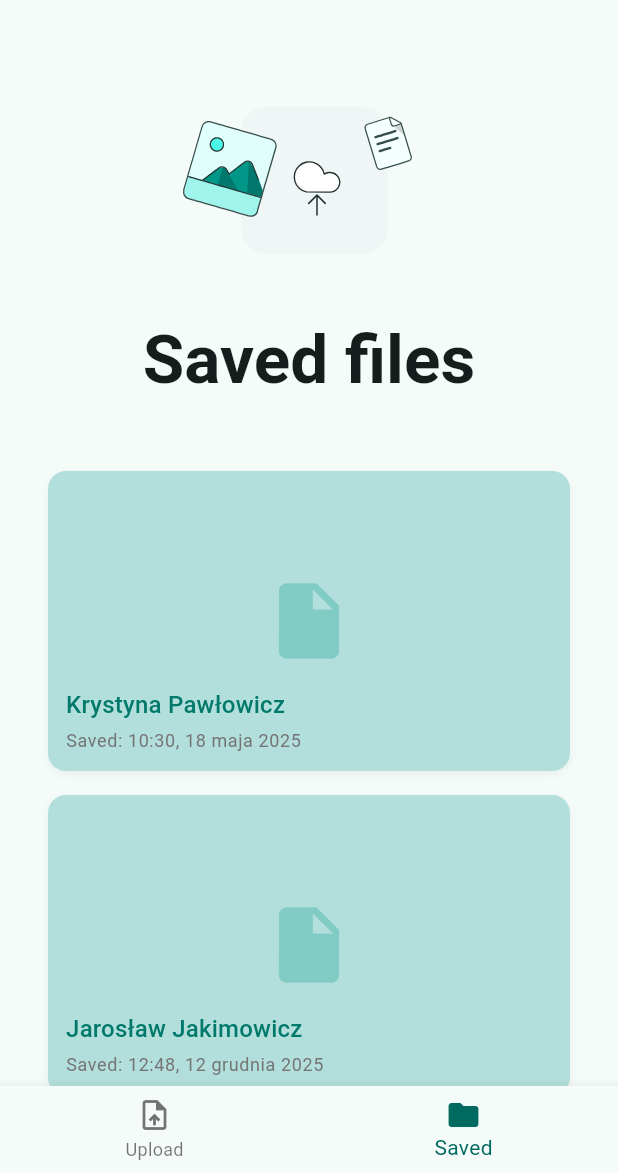
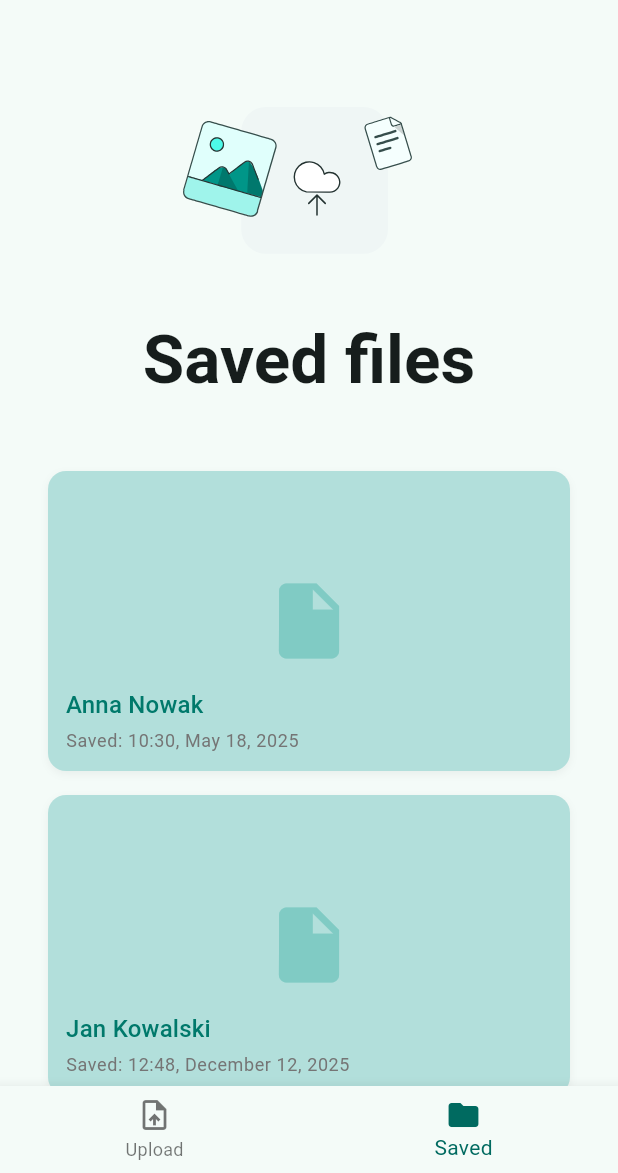
Before and after one commit to HearMate/hear-mate-app, a Flutter app: the EchoParseHomePage screen opened directly, item 2 of the bottom bar chosen, on a phone screen of 412 x 824 dp, the part 63-1236 px from its top. Run offline on Flutter 3.47's test engine with Material 3 defaults, Android fonts, the phone set to English and light mode, and no system bars; our stand-ins replace audioplayers, bloc, equatable, file_picker, fl_chart, flutter_bloc and 3 more; accounts and stored records are empty; generated files the repository leaves out were written again.

Commit message:
Added few translations. Few to go.

```diff
--- a/lib/l10n/app_en.arb
+++ b/lib/l10n/app_en.arb
@@ -363,5 +363,16 @@
     "hearing_test_result_history_page": "Result history",
     "@hearing_test_result_history_page": {
         "description": "Label for the button to see hearing test results."
-    }
+    },
+
+    "debug_saved_file_name_one": "Anna Nowak",
+    "debug_saved_file_name_two": "Jan Kowalski",
+    "debug_saved_file_date_one": "10:30, May 18, 2025",
+    "debug_saved_file_date_two": "12:48, December 12, 2025",
+    "hearing_test_page_end_test_early": "End test early",
+    "audiogram_section_yours_audiogram": "Your audiogram",
+    "results_header_test_ended_successfully": "Test completed successfully",
+    "save_button_section_save_results_to_desc": "Save results to view them later",
+    "hearing_test_welcome_page_test": "Test",
+    "hearing_test_welcome_page_saved": "Saved"
 }
--- a/lib/modules/echo_parse/screens/echo_parse_home_page/widgets/saved_file_section.dart
+++ b/lib/modules/echo_parse/screens/echo_parse_home_page/widgets/saved_file_section.dart
@@ -18,13 +18,13 @@ class _SavedFilesSection extends StatelessWidget {
         ),
         const SizedBox(height: 48),
         _SavedFileItem(
-          name: "Krystyna Pawłowicz",
-          savedDate: "10:30, 18 maja 2025",
+          name: langLoc.debug_saved_file_name_one,
+          savedDate: langLoc.debug_saved_file_date_one,
         ),
         const SizedBox(height: 16),
         _SavedFileItem(
-          name: "Jarosław Jakimowicz",
-          savedDate: "12:48, 12 grudnia 2025",
+          name: langLoc.debug_saved_file_name_two,
+          savedDate: langLoc.debug_saved_file_date_two,
         ),
       ],
     );
--- a/lib/modules/hearing_test/screens/hearing_test_result_page/alert_dialogs.dart
+++ b/lib/modules/hearing_test/screens/hearing_test_result_page/alert_dialogs.dart
@@ -120,7 +120,7 @@ class CustomAlertDialog extends StatelessWidget {
             backgroundColor: theme.colorScheme.primary,
           ),
           child: Text(
-            "Zapisz",
+            l10n.save,
             style: TextStyle(color: theme.colorScheme.onPrimary),
           ),
         ),
--- a/lib/modules/hearing_test/screens/hearing_test_result_page/widgets/audiogram_section.dart
+++ b/lib/modules/hearing_test/screens/hearing_test_result_page/widgets/audiogram_section.dart
@@ -1,3 +1,5 @@
+import 'dart:math';
+
 import 'package:flutter/material.dart';
 import 'package:flutter_gen/gen_l10n/app_localizations.dart';
 import 'package:hear_mate_app/modules/hearing_test/widgets/audiogram_chart/audiogram_chart.dart';
@@ -42,7 +44,7 @@ class AudiogramSection extends StatelessWidget {
               ),
               const SizedBox(width: 12),
               Text(
-                "Twój audiogram",
+                loc.audiogram_section_yours_audiogram,
                 style: theme.textTheme.titleMedium?.copyWith(
                   fontWeight: FontWeight.w600,
                   color: theme.colorScheme.primary,
--- a/lib/modules/hearing_test/screens/hearing_test_result_page/widgets/results_header.dart
+++ b/lib/modules/hearing_test/screens/hearing_test_result_page/widgets/results_header.dart
@@ -41,7 +41,7 @@ class ResultsHeader extends StatelessWidget {
           ),
           const SizedBox(height: 8),
           Text(
-            "Test ukończony pomyślnie",
+            loc.results_header_test_ended_successfully,
             style: theme.textTheme.titleMedium?.copyWith(
               color: theme.colorScheme.primary.withValues(alpha: 0.8),
               fontWeight: FontWeight.w500,
```
Also changed, not shown: lib/l10n/app_pl.arb (+12 -1 lines), lib/modules/hearing_test/screens/hearing_test_page/hearing_test_page.dart (+12 -17 lines), lib/modules/hearing_test/screens/hearing_test_result_page/widgets/save_button_section.dart (+5 -9 lines), lib/modules/hearing_test/screens/hearing_test_welcome_page/hearing_test_welcome_page.dart (+9 -11 lines).
